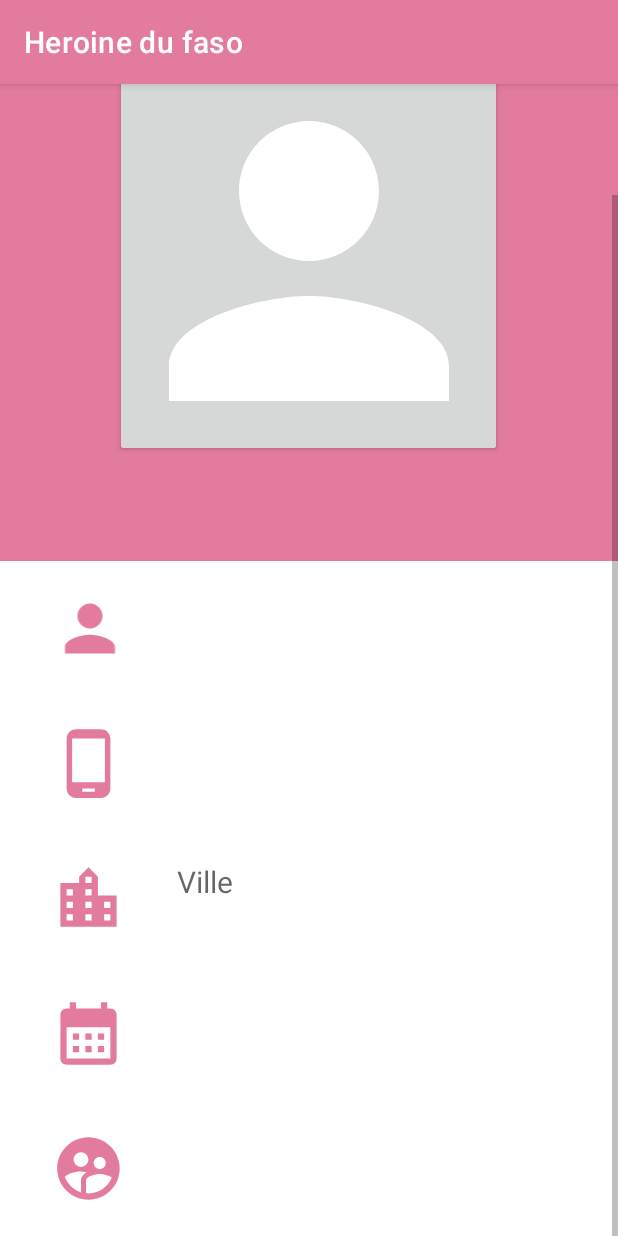
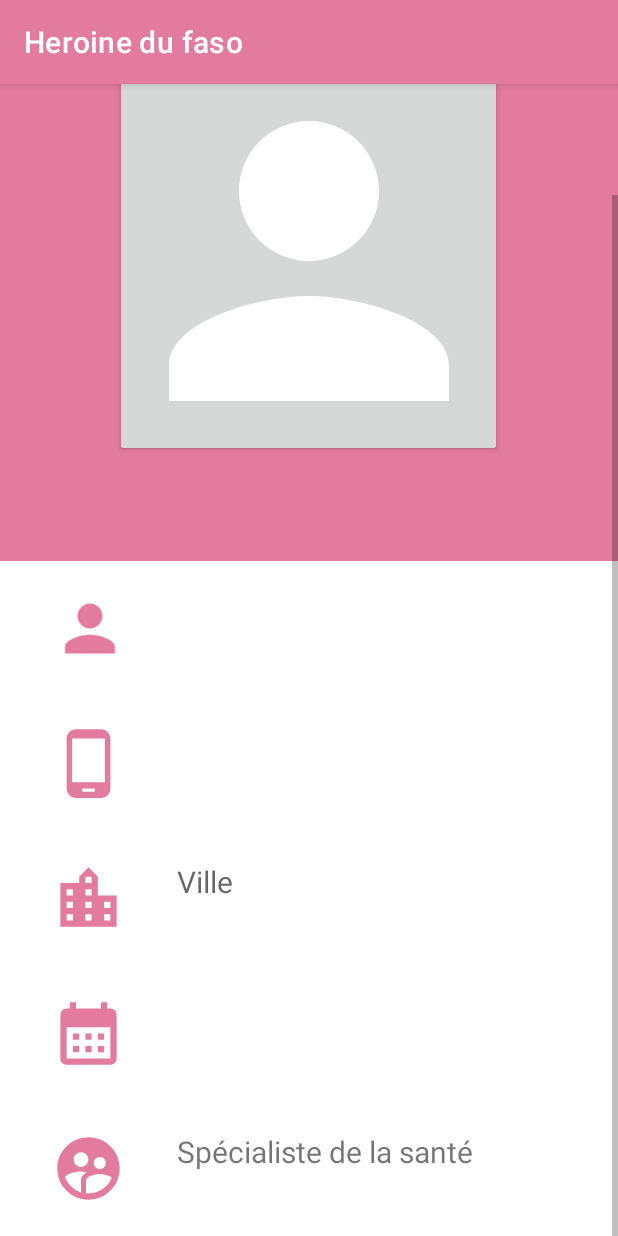
Before and after one commit to Application-mobile-Heroine-du-Faso-FB31/Application-Heroine-du-faso, an Android app: the UserManagementActivity screen opened directly, with no data from a screen before it, scrolled down 82 dp, on a phone screen of 412 x 824 dp. Run offline under Robolectric (Android 15) with nearby library versions, the phone set to English and light mode, and no system bars; pictures from the network do not load; 1 statement that could not run was skipped.

Commit message:
continue to implements user list

```diff
--- a/Heroinedufaso/app/src/main/java/com/example/heroinedufaso/UserManagementActivity.java
+++ b/Heroinedufaso/app/src/main/java/com/example/heroinedufaso/UserManagementActivity.java
@@ -44,7 +44,13 @@ public class UserManagementActivity extends AppCompatActivity {
 
         txtFullName.setText(getIntent().getStringExtra("full_name_of_the_user"));
         txtPhoneNumber.setText(getIntent().getStringExtra("phone_number"));
-        txtRole.setText(getIntent().getStringExtra("role"));
+
+        if(getIntent().getStringExtra("role").equals("user")){
+            txtRole.setText("Utilisatrice");
+        }else{
+            txtRole.setText("Spécialiste de la santé");
+        }
+
         txtCity.setText(getIntent().getStringExtra("city"));
         txtBirthday.setText(getIntent().getStringExtra("birthday"));
 
```
